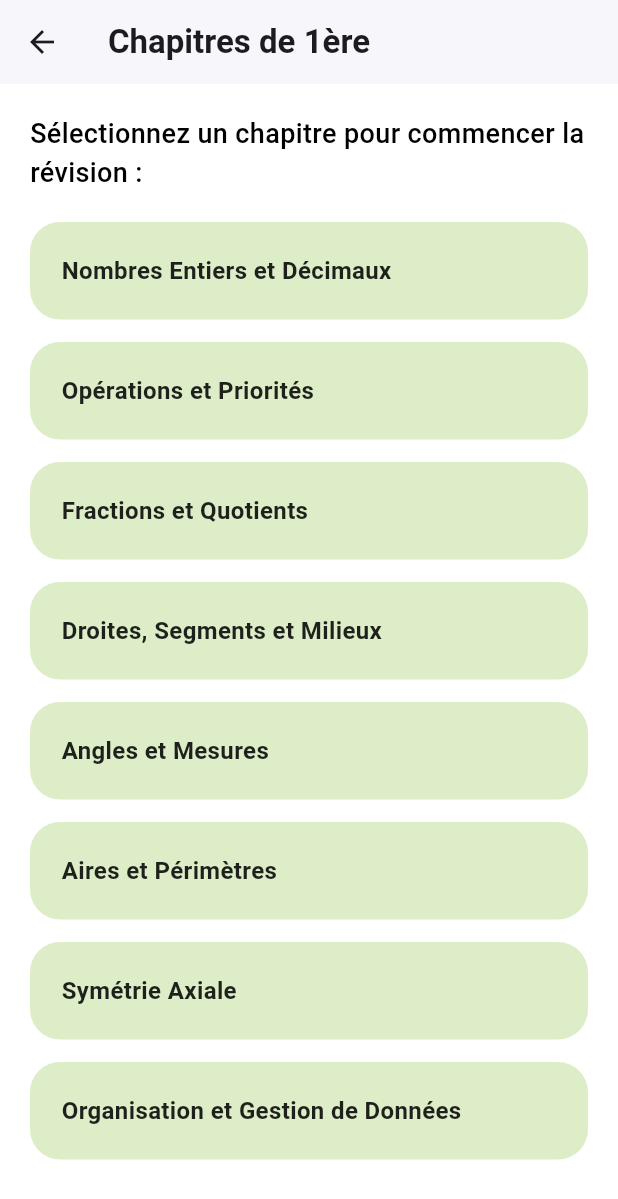
After one commit to bounebs/MathBoostPlus, a Flutter app: the Revision1erePage screen opened directly, on a phone screen of 412 x 824 dp. The commit adds this screen. Shown: the top 1199 px of the screen. Run offline on Flutter 3.47's test engine with Material 3 defaults, Android fonts, the phone set to English and light mode, and no system bars.

Commit message:
Création de l'ensemble des chapitres de révisions pour toutes les classes

```diff
--- /dev/null
+++ b/application_mathboostplusv0/lib/revision/revision_1ere/revision_1ere.dart
@@ -0,0 +1,82 @@
+import 'package:flutter/material.dart';
+
+class Revision1erePage extends StatelessWidget {
+  const Revision1erePage({super.key});
+
+  final List<String> chapitres6eme = const [
+    "Nombres Entiers et Décimaux",
+    "Opérations et Priorités",
+    "Fractions et Quotients",
+    "Droites, Segments et Milieux",
+    "Angles et Mesures",
+    "Aires et Périmètres",
+    "Symétrie Axiale",
+    "Organisation et Gestion de Données",
+  ];
+
+  @override
+  Widget build(BuildContext context) {
+    return Scaffold(
+      appBar: AppBar(
+        title: const Text(
+          "Chapitres de 1ère",
+          style: TextStyle(fontWeight: FontWeight.bold),
+        ),
+        // S'assure que la barre d'application utilise le thème approprié
+        backgroundColor: Theme.of(context).scaffoldBackgroundColor,
+        elevation: 1,
+      ),
+      body: SafeArea(
+        child: Padding(
+          padding: const EdgeInsets.all(20),
+          child: Column(
+            crossAxisAlignment: CrossAxisAlignment.start,
+            children: [
+              const Text(
+                "Sélectionnez un chapitre pour commencer la révision :",
+                style: TextStyle(fontSize: 18, fontWeight: FontWeight.w500),
+              ),
+              const SizedBox(height: 20),
+
+              Expanded(
+                child: ListView.builder(
+                  itemCount: chapitres6eme.length,
+                  itemBuilder: (context, index) {
+                    return GestureDetector(
+                      onTap: () {
+                        // Logique de navigation vers le contenu du chapitre
+                        print("Chapitre cliqué : ${chapitres6eme[index]}");
+                      },
+                      child: Container(
+                        margin: const EdgeInsets.only(bottom: 15),
+                        padding: const EdgeInsets.all(20),
+                        decoration: BoxDecoration(
+                          // Utilisation d'une couleur différente pour distinguer des niveaux
+                          color: Colors.lightGreen.shade100,
+                          borderRadius: BorderRadius.circular(20),
+                          border: Border.all(
+                            color: Theme.of(context).brightness == Brightness.dark
+                                ? Colors.lightGreen.shade300
+                                : Colors.transparent,
+                          ),
+                        ),
+                        child: Text(
+                          chapitres6eme[index],
+                          style: const TextStyle(
+                            fontSize: 16,
+                            fontWeight: FontWeight.w600,
+                            color: Colors.black87, // Texte foncé sur fond clair
+                          ),
+                        ),
+                      ),
+                    );
+                  },
+                ),
+              ),
+            ],
+          ),
+        ),
+      ),
+    );
+  }
+}
```
Also changed, not shown: application_mathboostplusv0/lib/revision/revision.dart (+44 -7 lines), application_mathboostplusv0/lib/revision/revision_2nde/revision_2nde.dart (added, +82 -0 lines), application_mathboostplusv0/lib/revision/revision_3eme/revision_3eme.dart (added, +82 -0 lines), application_mathboostplusv0/lib/revision/revision_4eme/revision_4eme.dart (added, +82 -0 lines), application_mathboostplusv0/lib/revision/revision_5eme/revision_5eme.dart (added, +82 -0 lines), application_mathboostplusv0/lib/revision/revision_Terminale/revision_Terminale.dart (added, +82 -0 lines).
